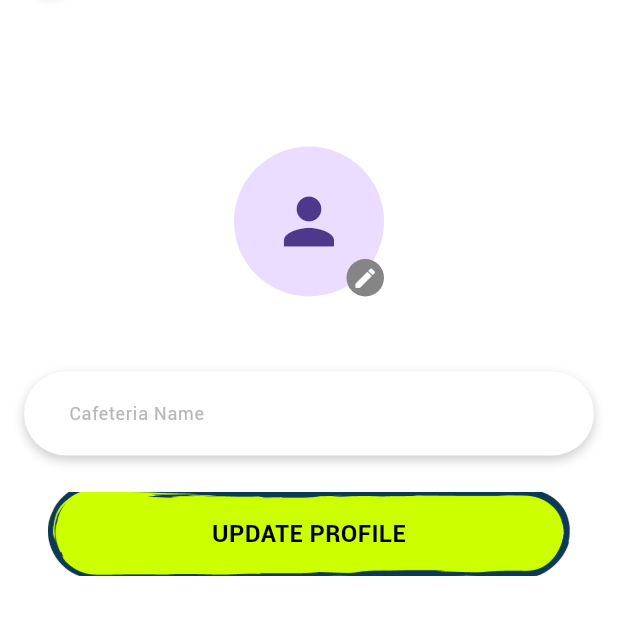
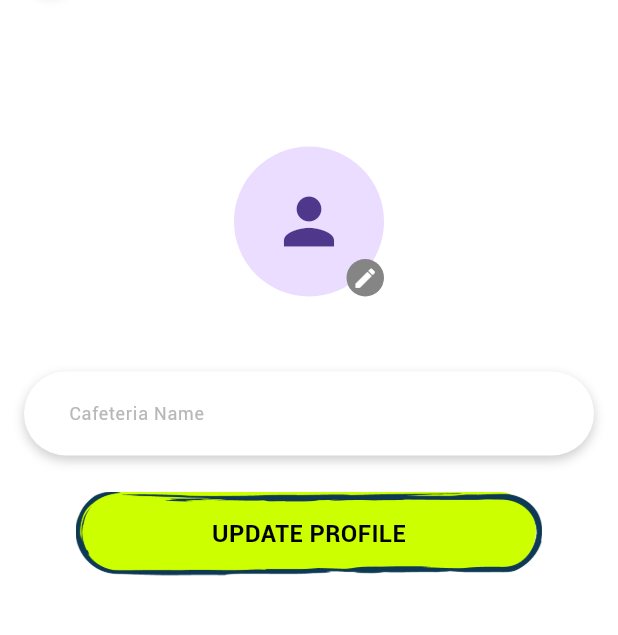
Before and after one commit to UK-Dev786/snackTagApp, a Flutter app: the AdminSettingProfileView screen opened by its route, on a phone screen of 412 x 824 dp, the part 179-814 px from its top. Run offline on Flutter 3.47's test engine with Material 3 defaults, Android fonts, the light colour scheme and no system bars; our stand-ins replace cloud_firestore, dio, firebase_analytics, firebase_auth, firebase_core, firebase_messaging and 12 more; missing offline and left inert: dart:ffi, firebase_app_check, flutter_stripe, webview_flutter_android, webview_flutter_wkwebview; accounts and stored records are empty; Roboto replaces fonts that are missing (assets/fonts/Metropolis-Regular.otf).

Commit message:
set the custom button overflows and ui issues

```diff
--- a/lib/widgets/custom_dialog_schedule.dart
+++ b/lib/widgets/custom_dialog_schedule.dart
@@ -493,6 +493,8 @@ class ScheduleDialog extends StatelessWidget {
                         //       .toList(),
                         // ),
                         SingleChildScrollView(
+                          scrollDirection: Axis
+                              .horizontal, // Explicitly set horizontal scroll
                           child: Row(
                             mainAxisAlignment: MainAxisAlignment.center,
                             children: controller.selectedDaysList
@@ -505,7 +507,7 @@ class ScheduleDialog extends StatelessWidget {
                                     child: Obx(() => Container(
                                           height: 32,
                                           width: 32,
-                                          margin: EdgeInsets.symmetric(
+                                          margin: const EdgeInsets.symmetric(
                                               horizontal: 3),
                                           decoration: BoxDecoration(
                                             color: controller
--- a/lib/widgets/reuse_button.dart
+++ b/lib/widgets/reuse_button.dart
@@ -154,7 +154,7 @@ class CustomButton1 extends StatelessWidget {
 
             image: DecorationImage(
               image: AssetImage(AppImages.baseButton),
-              fit: BoxFit.cover,
+              fit: BoxFit.contain,
             ),
 
             // color: isBackColor ? buttonColor : Colors.transparent,
```
